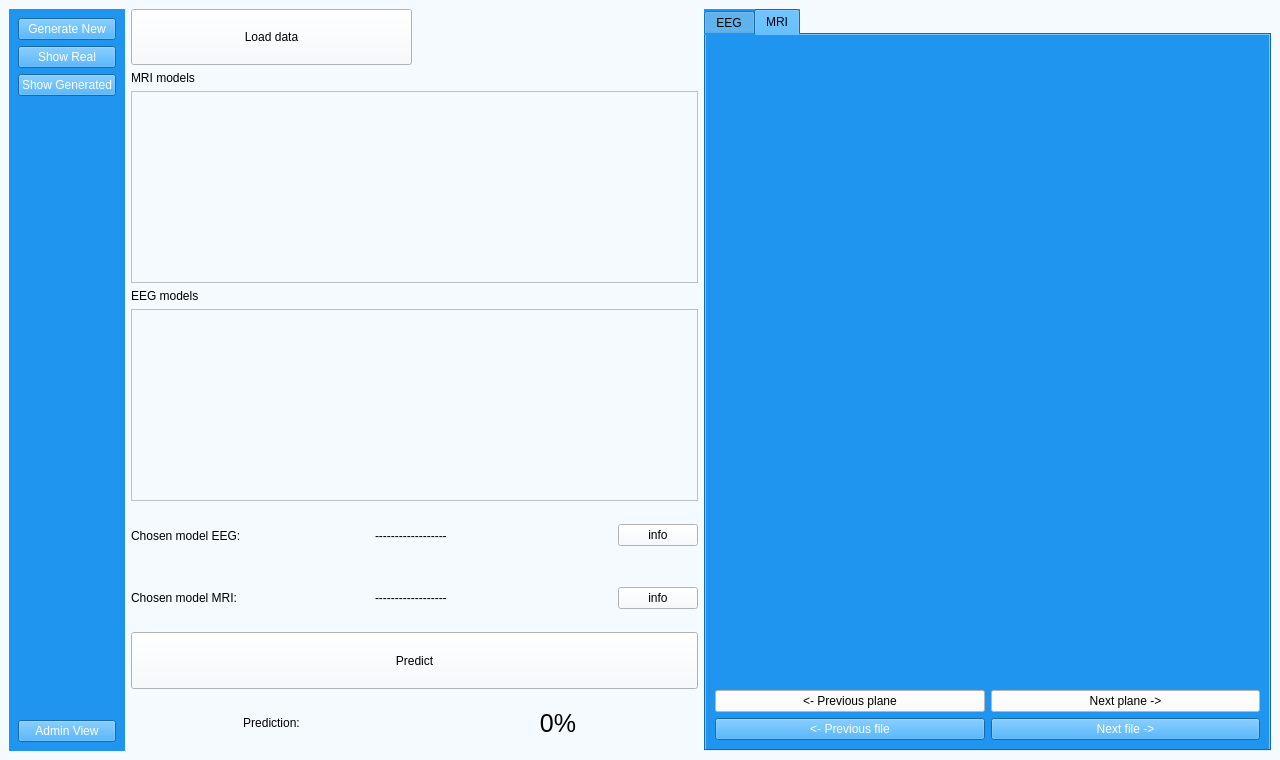
Before: the Qt Designer form UI/doctorView.ui in matimusial/ADHDPredictorApp, drawn with Qt 5.
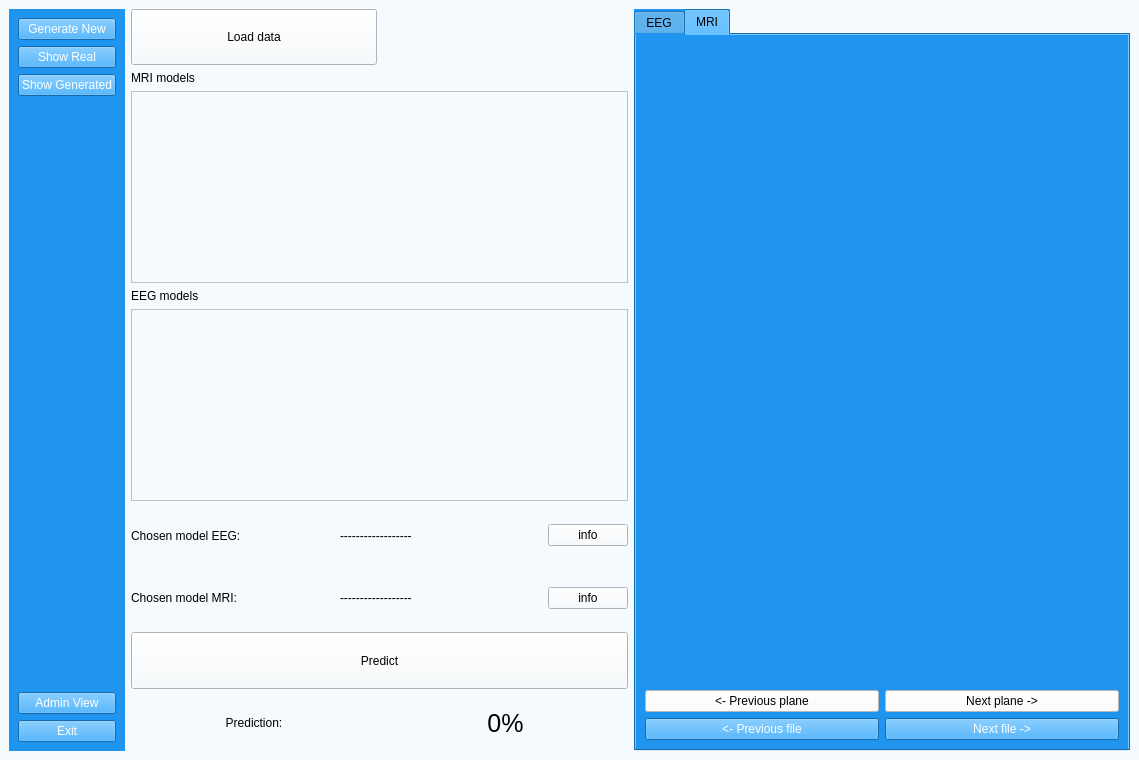
After: the same form once the commit is applied. Icons and pictures are not drawn.

Commit message: exit button

```diff
--- a/UI/doctorView.ui
+++ b/UI/doctorView.ui
@@ -6,7 +6,7 @@
    <rect>
     <x>0</x>
     <y>0</y>
-    <width>1280</width>
+    <width>1139</width>
     <height>760</height>
    </rect>
   </property>
@@ -82,6 +82,13 @@
            </property>
           </widget>
          </item>
+         <item>
+          <widget class="QPushButton" name="exitBtn">
+           <property name="text">
+            <string>Exit</string>
+           </property>
+          </widget>
+         </item>
         </layout>
        </widget>
       </item>
```
The commit also changes 5 other files.
